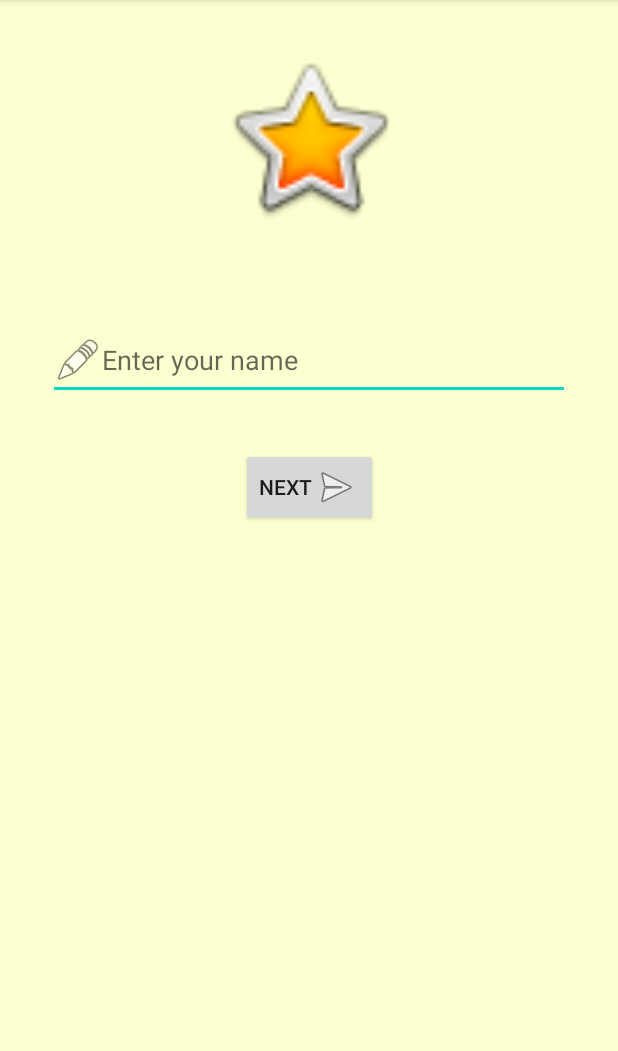
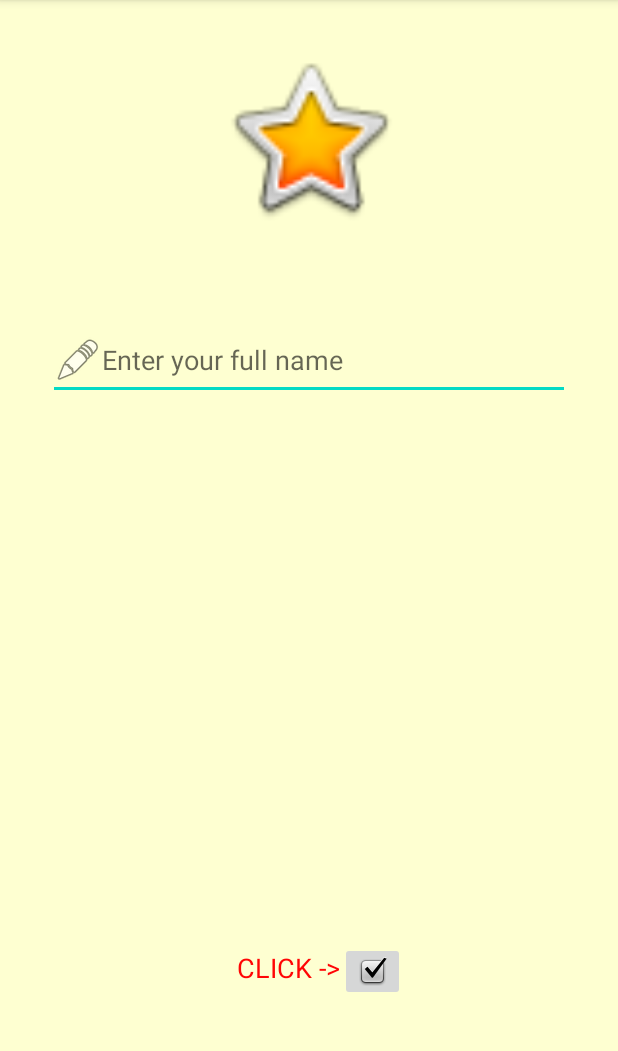
Before and after one commit to AbhishekSanthoshJaya/C0769778_Ex3, an Android app: the screen it shows after launch (FirstActivity), on a phone screen of 412 x 824 dp, the part 84-1135 px from its top. Run offline under Robolectric (Android 15) with nearby library versions, the phone set to English and light mode, and no system bars.

```diff
--- a/app/src/main/java/com/aby/day3project/FirstActivity.java
+++ b/app/src/main/java/com/aby/day3project/FirstActivity.java
@@ -10,6 +10,7 @@ import android.os.Bundle;
 import android.view.View;
 import android.widget.Button;
 import android.widget.EditText;
+import android.widget.ImageButton;
 import android.widget.TextView;
 import android.widget.Toast;
 
@@ -18,6 +19,7 @@ public class FirstActivity extends AppCompatActivity {
     private Button btnNext;
     private EditText edtName;
     private TextView txtResult;
+    private ImageButton imageButton;
     public static int REQUEST_FEATURE = 100;
 
     @Override
@@ -26,10 +28,26 @@ public class FirstActivity extends AppCompatActivity {
         setContentView(R.layout.activity_main);
         getWindow().getDecorView().setBackgroundColor(getResources().getColor(R.color.background));
 
-
         btnNext = findViewById(R.id.btnNext);
         edtName = findViewById(R.id.edtName);
         txtResult = findViewById(R.id.txtResult);
+        imageButton = findViewById(R.id.imgbtnVerify);
+        btnNext.setVisibility(View.INVISIBLE);
+
+        imageButton.setOnClickListener(new View.OnClickListener() {
+            @Override
+            public void onClick(View v) {
+            String verification = edtName.getText().toString().trim();
+            if (verification.contains(" ")){
+                txtResult.setText(R.string.valid_entry);
+                btnNext.setVisibility(View.VISIBLE);
+            }
+            else {
+                txtResult.setText(R.string.invalid_entry);
+                btnNext.setVisibility(View.INVISIBLE);
+            }
+            }
+        });
 
         btnNext.setOnClickListener(new View.OnClickListener() {
             @Override
@@ -55,13 +73,14 @@ public class FirstActivity extends AppCompatActivity {
 
         if(resultCode == RESULT_OK)
         {
-            if(requestCode == REQUEST_FEATURE)
+            if(requestCode == REQUEST_FEATURE && data != null)
             {
                 String finalString = data.getStringExtra("finalString");
                 txtResult.setText(finalString);
             }
+            else {
+                txtResult.setText(R.string.no_val_received);
+            }
         }
-
-
     }
 }
--- a/app/src/main/res/layout/activity_main.xml
+++ b/app/src/main/res/layout/activity_main.xml
@@ -25,7 +25,7 @@
         android:layout_marginEnd="32dp"
         android:drawableLeft="@android:drawable/ic_menu_edit"
         android:ems="10"
-        android:hint="Enter your name"
+        android:hint="Enter your full name"
         android:inputType="textPersonName"
         app:layout_constraintEnd_toEndOf="parent"
         app:layout_constraintStart_toStartOf="parent"
@@ -55,4 +55,31 @@
         app:layout_constraintStart_toStartOf="parent"
         app:layout_constraintTop_toBottomOf="@+id/btnNext"
         app:layout_constraintVertical_bias="0.335" />
+
+    <ImageButton
+        android:id="@+id/imgbtnVerify"
+        android:layout_width="wrap_content"
+        android:layout_height="wrap_content"
+        app:layout_constraintBottom_toBottomOf="parent"
+        app:layout_constraintEnd_toEndOf="parent"
+        app:layout_constraintHorizontal_bias="0.614"
+        app:layout_constraintStart_toStartOf="parent"
+        app:layout_constraintTop_toBottomOf="@+id/txtResult"
+        app:layout_constraintVertical_bias="0.536"
+        app:srcCompat="@android:drawable/checkbox_on_background" />
+
+    <TextView
+        android:id="@+id/textView"
+        android:layout_width="wrap_content"
+        android:layout_height="wrap_content"
+        android:layout_marginTop="110dp"
+        android:layout_marginBottom="100dp"
+        android:text="CLICK ->"
+        android:textColor="#FF0505"
+        android:textSize="18sp"
+        app:layout_constraintBottom_toBottomOf="parent"
+        app:layout_constraintEnd_toStartOf="@+id/imgbtnVerify"
+        app:layout_constraintHorizontal_bias="1.0"
+        app:layout_constraintStart_toStartOf="parent"
+        app:layout_constraintTop_toBottomOf="@+id/txtResult" />
 </androidx.constraintlayout.widget.ConstraintLayout>
--- a/app/src/main/res/values/strings.xml
+++ b/app/src/main/res/values/strings.xml
@@ -1,3 +1,6 @@
 <resources>
     <string name="app_name">Day3Project</string>
+    <string name="no_val_received">Sorry, no value received!</string>
+    <string name="valid_entry">Valid Entry, please click Next</string>
+    <string name="invalid_entry">Invalid, enter your full name</string>
 </resources>
```
Also changed, not shown: app/src/main/java/com/aby/day3project/OptionsActivity.java (+36 -5 lines), app/src/main/res/menu/first_menu.xml (added, +14 -0 lines).
